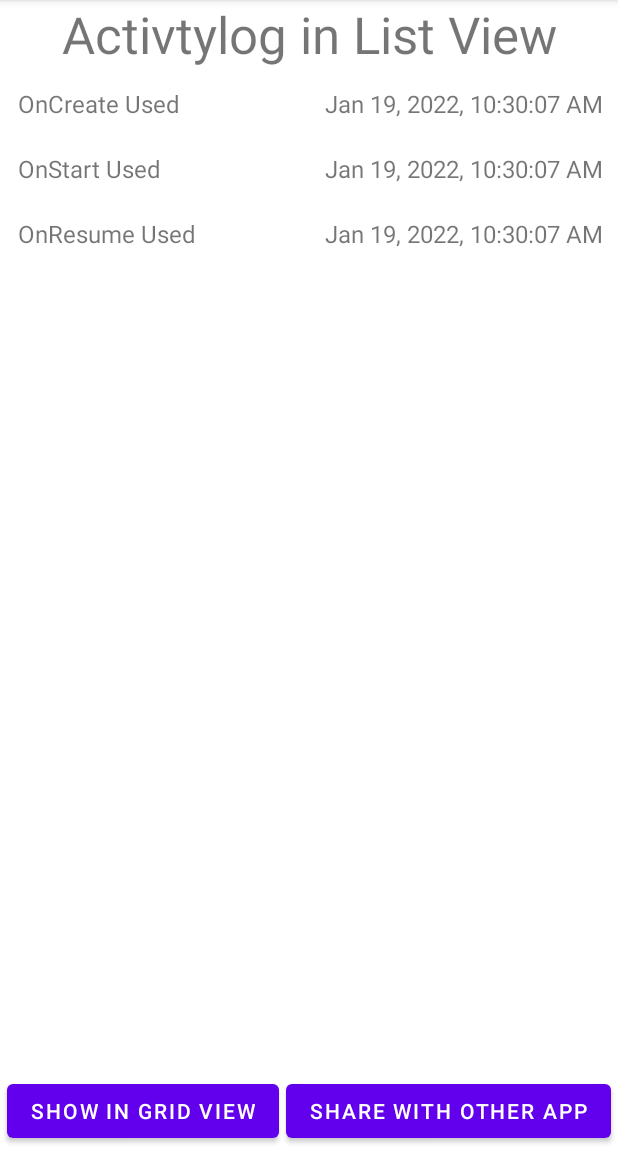
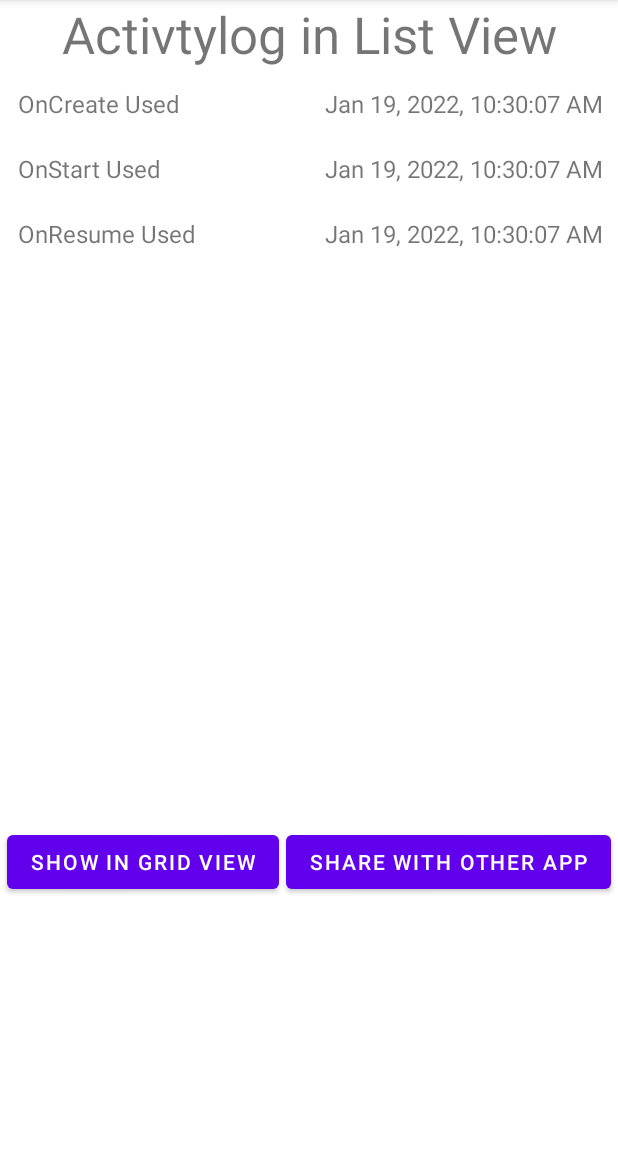
Before and after one commit to BhavyaThakar/Assignment2, an Android app: the screen it shows after launch (MainActivity), after a tap on "SHARE WITH OTHER APP", on a phone screen of 412 x 824 dp, the part 84-1236 px from its top. Run offline under Robolectric (Android 15) with nearby library versions, the phone set to English and light mode, and no system bars.

Commit message:
Initial commit

```diff
--- a/app/src/main/java/com/example/myapplication/MainActivity.java
+++ b/app/src/main/java/com/example/myapplication/MainActivity.java
@@ -1,19 +1,22 @@
 package com.example.myapplication;
 
+import android.annotation.SuppressLint;
+import android.content.Intent;
+import android.os.Bundle;
+import android.view.View;
+import android.widget.Button;
+
+import androidx.annotation.LongDef;
 import androidx.appcompat.app.AppCompatActivity;
 import androidx.recyclerview.widget.LinearLayoutManager;
 import androidx.recyclerview.widget.RecyclerView;
 
-import android.content.Intent;
-import android.os.Bundle;
-import android.view.View;
-import android.widget.Button;
 import java.util.ArrayList;
 import java.util.Date;
-import java.util.stream.IntStream;
 
 public class MainActivity extends AppCompatActivity {
 
+    private static final String TAG = "TAG";
     RecyclerView r1;
     ArrayList<Log> act = new ArrayList<>();
     ArrayList<Time> time = new ArrayList<>();
@@ -35,6 +38,7 @@ public class MainActivity extends AppCompatActivity {
         button1 = findViewById(R.id.showInGrid);
         button2 = findViewById(R.id.showInApp);
         act.add( new Log("OnCreate Used"));
+        android.util.Log.d("TAG", "onCreate: ");
         time.add(new Time(currentDateTimeString));
 
         ad = new MyOwnAdapter(this, act,time);
@@ -48,6 +52,7 @@ public class MainActivity extends AppCompatActivity {
                 Intent intent = new Intent(MainActivity.this, SecondActivity.class);
                 intent.putExtra("act",act);
                 intent.putExtra("time", time);
+                android.util.Log.d(TAG, "onClick: ");
                 startActivity(intent);
 
 
@@ -69,6 +74,7 @@ public class MainActivity extends AppCompatActivity {
         r1 = findViewById(R.id.myRecyclerView);
         act.add( new Log("OnStart Used"));
         time.add(new Time(currentDateTimeString));
+        android.util.Log.d("TAG", "onStart: ");
 
         ad = new MyOwnAdapter(this, act, time);
         r1.setAdapter(ad);
@@ -85,6 +91,7 @@ public class MainActivity extends AppCompatActivity {
         r1 = findViewById(R.id.myRecyclerView);
         act.add( new Log("OnRestart Used"));
         time.add(new Time(currentDateTimeString));
+        android.util.Log.d(TAG, "onRestart: ");
 
         ad = new MyOwnAdapter(this, act, time);
         r1.setAdapter(ad);
@@ -99,18 +106,20 @@ public class MainActivity extends AppCompatActivity {
         r1 = findViewById(R.id.myRecyclerView);
         act.add( new Log("OnResume Used"));
         time.add(new Time(currentDateTimeString));
+        android.util.Log.d(TAG, "onResume: ");
 
         ad = new MyOwnAdapter(this, act, time);
         r1.setAdapter(ad);
         r1.setLayoutManager(new LinearLayoutManager(this));
 
         button2.setOnClickListener(new View.OnClickListener() {
+            @SuppressLint("QueryPermissionsNeeded")
             @Override
             public void onClick(View v) {
 
                 logMsg = (ArrayList<Log>) act.clone();
                 timeMsg = (ArrayList<Time>) time.clone();
-                ArrayList<String> last = new ArrayList<String>();
+                ArrayList<String> last = new ArrayList<>();
                 for (int i = 0; i < logMsg.size(); i++) {
 
                     shareLog = act.get(i).toString();
@@ -122,6 +131,7 @@ public class MainActivity extends AppCompatActivity {
                 intent.setAction(Intent.ACTION_SEND);
                 intent.putExtra(Intent.EXTRA_TEXT,last.toString());
                 intent.setType("text/plain");
+                android.util.Log.d(TAG, "onClick: Log sharing");
                 if (intent.resolveActivity(getPackageManager())!= null){
                     startActivity(intent);
                 }
--- a/app/src/main/java/com/example/myapplication/SecondActivity.java
+++ b/app/src/main/java/com/example/myapplication/SecondActivity.java
@@ -11,6 +11,7 @@ import java.util.ArrayList;
 
 public class SecondActivity extends AppCompatActivity {
 
+    final static public String TAG = "TAG";
     GridView gridView;
     ArrayList<Log> activities;
     ArrayList<Time> timestamps;
@@ -22,10 +23,13 @@ public class SecondActivity extends AppCompatActivity {
         setContentView(R.layout.grid);
         gridView = findViewById(R.id.myGridLIst);
 
+        android.util.Log.d(TAG, "onCreate: Log is being shared to another activity ");
+
         activities = (ArrayList<Log>) getIntent().getSerializableExtra("act");
         timestamps = (ArrayList<Time>) getIntent().getSerializableExtra("time");
         GridAdapter gridAdapter = new GridAdapter(SecondActivity.this, activities, timestamps);
         gridView.setAdapter(gridAdapter);
+        android.util.Log.d(TAG, "onCreate: Log printed in grid view ");
 
 
     }
--- a/app/src/main/res/layout/activity_main.xml
+++ b/app/src/main/res/layout/activity_main.xml
@@ -18,8 +18,8 @@
 
     <androidx.recyclerview.widget.RecyclerView
         android:id="@+id/myRecyclerView"
-        android:layout_width="393dp"
-        android:layout_height="654dp"
+        android:layout_width="394dp"
+        android:layout_height="488dp"
         android:layout_marginTop="1dp"
         app:layout_constraintEnd_toEndOf="parent"
         app:layout_constraintStart_toStartOf="parent"
```
